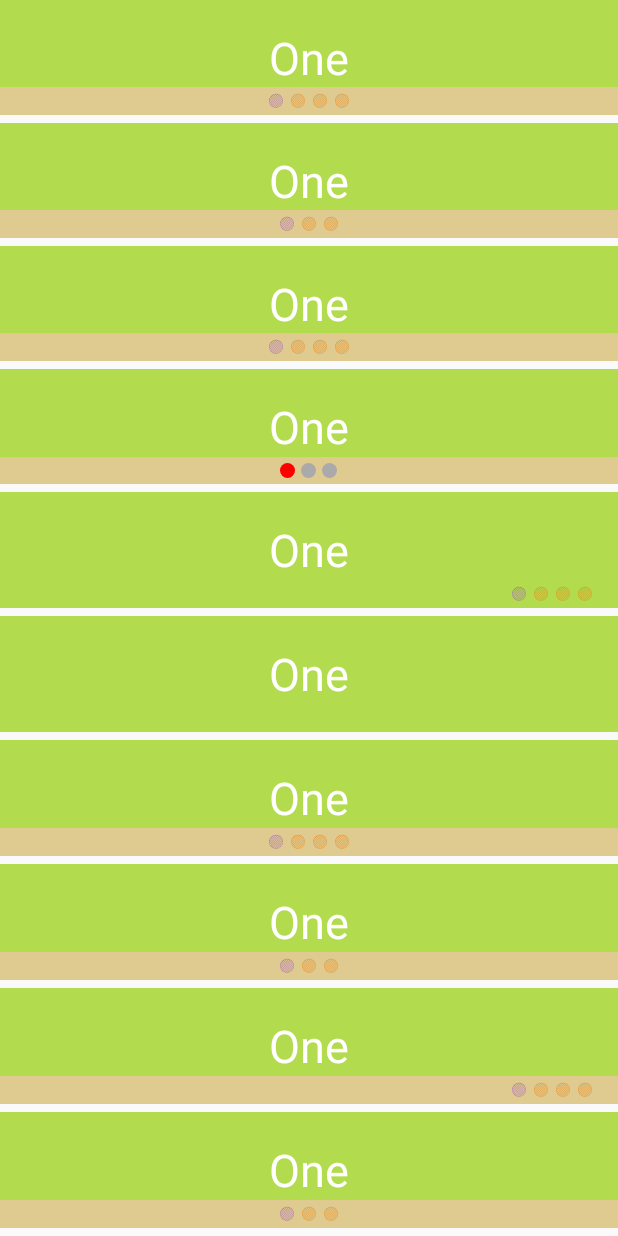
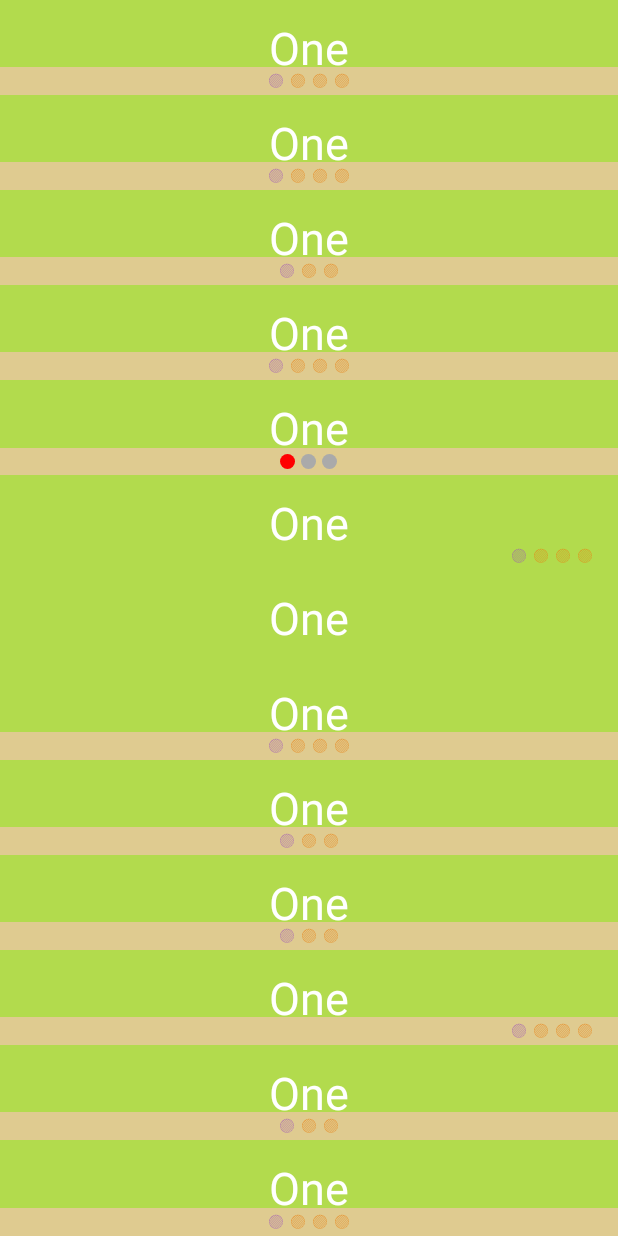
Before and after one commit to bingoogolapple/BGABanner-Android, an Android app: the MainActivity screen opened directly, with no data from a screen before it, on a phone screen of 412 x 824 dp. Run offline under Robolectric (Android 15) with nearby library versions, the phone set to English and light mode, and no system bars; libraries missing offline, so code that uses them is left out: com.nineoldandroids.view; 78 statements that could not run were skipped.

Commit message:
add zoom、depth、default

```diff
--- a/demo/src/main/java/cn/bingoogolapple/bgabanner/demo/ui/activity/MainActivity.java
+++ b/demo/src/main/java/cn/bingoogolapple/bgabanner/demo/ui/activity/MainActivity.java
@@ -17,6 +17,7 @@ public class MainActivity extends FragmentActivity {
         super.onCreate(savedInstanceState);
         setContentView(R.layout.activity_main);
 
+        ((BGABanner) findViewById(R.id.banner_main_default)).setViewPagerViews(getFourDatas());
         ((BGABanner) findViewById(R.id.banner_main_cube)).setViewPagerViews(getFourDatas());
         ((BGABanner) findViewById(R.id.banner_main_accordion)).setViewPagerViews(getThreeDatas());
         ((BGABanner) findViewById(R.id.banner_main_flip)).setViewPagerViews(getFourDatas());
@@ -24,9 +25,11 @@ public class MainActivity extends FragmentActivity {
         ((BGABanner) findViewById(R.id.banner_main_alpha)).setViewPagerViews(getFourDatas());
         ((BGABanner) findViewById(R.id.banner_main_zoomFade)).setViewPagerViews(getThreeDatas());
         ((BGABanner) findViewById(R.id.banner_main_fade)).setViewPagerViews(getFourDatas());
+        ((BGABanner) findViewById(R.id.banner_main_zoomCenter)).setViewPagerViews(getThreeDatas());
         ((BGABanner) findViewById(R.id.banner_main_zoom)).setViewPagerViews(getThreeDatas());
         ((BGABanner) findViewById(R.id.banner_main_stack)).setViewPagerViews(getFourDatas());
         ((BGABanner) findViewById(R.id.banner_main_zoomStack)).setViewPagerViews(getThreeDatas());
+        ((BGABanner) findViewById(R.id.banner_main_depth)).setViewPagerViews(getFourDatas());
     }
 
     private List<View> getThreeDatas() {
--- a/demo/src/main/java/cn/bingoogolapple/bgabanner/demo/ui/activity/SplashActivity.java
+++ b/demo/src/main/java/cn/bingoogolapple/bgabanner/demo/ui/activity/SplashActivity.java
@@ -12,6 +12,7 @@ import java.util.List;
 
 import cn.bingoogolapple.bgabanner.BGABanner;
 import cn.bingoogolapple.bgabanner.demo.R;
+import cn.bingoogolapple.bgabanner.transformer.RotatePageTransformer;
 
 public class SplashActivity extends FragmentActivity {
 
@@ -22,7 +23,8 @@ public class SplashActivity extends FragmentActivity {
         BGABanner banner = (BGABanner)findViewById(R.id.banner_splash_pager);
 
         // 用Java代码方式设置切换动画
-        banner.setTransitionEffect(BGABanner.TransitionEffect.Stack);
+//        banner.setTransitionEffect(BGABanner.TransitionEffect.Rotate);
+        banner.setPageTransformer(new RotatePageTransformer());
         banner.setPageChangeDuration(1000);
 
         List<View> views = new ArrayList<>();
--- a/demo/src/main/res/layout/activity_main.xml
+++ b/demo/src/main/res/layout/activity_main.xml
@@ -1,6 +1,11 @@
 <LinearLayout xmlns:android="http://schemas.android.com/apk/res/android"
     xmlns:app="http://schemas.android.com/apk/res-auto"
     style="@style/MatchMatch.Vertical">
+
+    <cn.bingoogolapple.bgabanner.BGABanner
+        android:id="@+id/banner_main_default"
+        style="@style/BannerCommon.Main"
+        app:banner_transitionEffect="defaultEffect" />
 
     <cn.bingoogolapple.bgabanner.BGABanner
         android:id="@+id/banner_main_cube"
@@ -44,6 +49,11 @@
         app:banner_transitionEffect="fade" />
 
     <cn.bingoogolapple.bgabanner.BGABanner
+        android:id="@+id/banner_main_zoomCenter"
+        style="@style/BannerCommon.Main"
+        app:banner_transitionEffect="zoomCenter" />
+
+    <cn.bingoogolapple.bgabanner.BGABanner
         android:id="@+id/banner_main_zoom"
         style="@style/BannerCommon.Main"
         app:banner_transitionEffect="zoom" />
@@ -58,4 +68,9 @@
         android:id="@+id/banner_main_zoomStack"
         style="@style/BannerCommon.Main"
         app:banner_transitionEffect="zoomStack" />
+
+    <cn.bingoogolapple.bgabanner.BGABanner
+        android:id="@+id/banner_main_depth"
+        style="@style/BannerCommon.Main"
+        app:banner_transitionEffect="depth" />
 </LinearLayout>
--- a/demo/src/main/res/values/styles.xml
+++ b/demo/src/main/res/values/styles.xml
@@ -1,6 +1,6 @@
 <resources>
 
-    <style name="AppTheme" parent="Theme.AppCompat.Light.NoActionBar">
+    <style name="AppTheme" parent="@android:style/Theme.Light.NoTitleBar.Fullscreen">
     </style>
 
     <!-- 自定义属性在styles.xml中不需要命名空间,直接用属性名就可以了 -->
@@ -39,7 +39,6 @@
         <item name="android:layout_width">match_parent</item>
         <item name="android:layout_weight">1</item>
         <item name="android:layout_height">0dp</item>
-        <item name="android:layout_marginBottom">5dp</item>
 
         <!-- 开启自动轮播 -->
         <item name="banner_pointAutoPlayAble">true</item>
--- a/library/src/main/java/cn/bingoogolapple/bgabanner/BGABanner.java
+++ b/library/src/main/java/cn/bingoogolapple/bgabanner/BGABanner.java
@@ -23,10 +23,13 @@ import java.util.List;
 import cn.bingoogolapple.bgabanner.transformer.AccordionPageTransformer;
 import cn.bingoogolapple.bgabanner.transformer.AlphaPageTransformer;
 import cn.bingoogolapple.bgabanner.transformer.CubePageTransformer;
+import cn.bingoogolapple.bgabanner.transformer.DefaultPageTransformer;
+import cn.bingoogolapple.bgabanner.transformer.DepthPageTransformer;
 import cn.bingoogolapple.bgabanner.transformer.FadePageTransformer;
 import cn.bingoogolapple.bgabanner.transformer.FlipPageTransformer;
 import cn.bingoogolapple.bgabanner.transformer.RotatePageTransformer;
 import cn.bingoogolapple.bgabanner.transformer.StackPageTransformer;
+import cn.bingoogolapple.bgabanner.transformer.ZoomCenterPageTransformer;
 import cn.bingoogolapple.bgabanner.transformer.ZoomFadePageTransformer;
 import cn.bingoogolapple.bgabanner.transformer.ZoomPageTransformer;
 import cn.bingoogolapple.bgabanner.transformer.ZoomStackPageTransformer;
@@ -286,6 +289,9 @@ public class BGABanner extends RelativeLayout {
      */
     public void setTransitionEffect(TransitionEffect effect) {
         switch (effect) {
+            case Default:
+                mViewPager.setPageTransformer(true, new DefaultPageTransformer());
+                break;
             case Alpha:
                 mViewPager.setPageTransformer(true, new AlphaPageTransformer());
                 break;
@@ -307,14 +313,20 @@ public class BGABanner extends RelativeLayout {
             case Fade:
                 mViewPager.setPageTransformer(true, new FadePageTransformer());
                 break;
-            case Zoom:
-                mViewPager.setPageTransformer(true, new ZoomPageTransformer());
+            case ZoomCenter:
+                mViewPager.setPageTransformer(true, new ZoomCenterPageTransformer());
                 break;
             case ZoomStack:
                 mViewPager.setPageTransformer(true, new ZoomStackPageTransformer());
                 break;
             case Stack:
                 mViewPager.setPageTransformer(true, new StackPageTransformer());
+                break;
+            case Depth:
+                mViewPager.setPageTransformer(true, new DepthPageTransformer());
+                break;
+            case Zoom:
+                mViewPager.setPageTransformer(true, new ZoomPageTransformer());
                 break;
             default:
                 break;
@@ -382,6 +394,7 @@ public class BGABanner extends RelativeLayout {
     }
 
     public enum TransitionEffect {
+        Default,
         Alpha,
         Rotate,
         Cube,
@@ -389,9 +402,11 @@ public class BGABanner extends RelativeLayout {
         Accordion,
         ZoomFade,
         Fade,
-        Zoom,
+        ZoomCenter,
         ZoomStack,
-        Stack
+        Stack,
+        Depth,
+        Zoom
     }
 
     public static int dp2px(Context context, float dpValue) {
--- /dev/null
+++ b/library/src/main/java/cn/bingoogolapple/bgabanner/transformer/DefaultPageTransformer.java
@@ -0,0 +1,24 @@
+package cn.bingoogolapple.bgabanner.transformer;
+
+import android.view.View;
+
+/**
+ * 作者:王浩 邮件:bingoogolapple@gmail.com
+ * 创建时间:15/6/19 上午8:41
+ * 描述:
+ */
+public class DefaultPageTransformer extends BGAPageTransformer {
+
+    @Override
+    public void handleInvisiblePage(View view, float position) {
+    }
+
+    @Override
+    public void handleLeftPage(View view, float position) {
+    }
+
+    @Override
+    public void handleRightPage(View view, float position) {
+    }
+
+}
--- a/library/src/main/java/cn/bingoogolapple/bgabanner/transformer/ZoomPageTransformer.java
+++ b/library/src/main/java/cn/bingoogolapple/bgabanner/transformer/ZoomPageTransformer.java
@@ -10,41 +10,53 @@ import com.nineoldandroids.view.ViewHelper;
  * 描述:
  */
 public class ZoomPageTransformer extends BGAPageTransformer {
+    private float mMinScale = 0.85f;
+    private float mMinAlpha = 0.65f;
+
+    public ZoomPageTransformer() {
+    }
+
+    public ZoomPageTransformer(float minAlpha, float minScale) {
+        setMinAlpha(minAlpha);
+        setMinScale(minScale);
+    }
 
     @Override
     public void handleInvisiblePage(View view, float position) {
+        ViewHelper.setAlpha(view, 0);
     }
 
     @Override
     public void handleLeftPage(View view, float position) {
-        ViewHelper.setTranslationX(view, -view.getWidth() * position);
-
-        ViewHelper.setPivotX(view, view.getWidth() * 0.5f);
-        ViewHelper.setPivotY(view, view.getHeight() * 0.5f);
-        ViewHelper.setScaleX(view, 1 + position);
-        ViewHelper.setScaleY(view, 1 + position);
-
-        if (position < -0.95f) {
-            ViewHelper.setAlpha(view, 0);
-        } else {
-            ViewHelper.setAlpha(view, 1);
-        }
+        float scale = Math.max(mMinScale, 1 + position);
+        float vertMargin = view.getHeight() * (1 - scale) / 2;
+        float horzMargin = view.getWidth() * (1 - scale) / 2;
+        ViewHelper.setTranslationX(view, horzMargin - vertMargin / 2);
+        ViewHelper.setScaleX(view, scale);
+        ViewHelper.setScaleY(view, scale);
+        ViewHelper.setAlpha(view, mMinAlpha + (scale - mMinScale) / (1 - mMinScale) * (1 - mMinAlpha));
     }
 
     @Override
     public void handleRightPage(View view, float position) {
-        ViewHelper.setTranslationX(view, -view.getWidth() * position);
+        float scale = Math.max(mMinScale, 1 - position);
+        float vertMargin = view.getHeight() * (1 - scale) / 2;
+        float horzMargin = view.getWidth() * (1 - scale) / 2;
+        ViewHelper.setTranslationX(view, -horzMargin + vertMargin / 2);
+        ViewHelper.setScaleX(view, scale);
+        ViewHelper.setScaleY(view, scale);
+        ViewHelper.setAlpha(view, mMinAlpha + (scale - mMinScale) / (1 - mMinScale) * (1 - mMinAlpha));
+    }
 
-        ViewHelper.setPivotX(view, view.getWidth() * 0.5f);
-        ViewHelper.setPivotY(view, view.getHeight() * 0.5f);
-        ViewHelper.setScaleX(view, 1 - position);
-        ViewHelper.setScaleY(view, 1 - position);
-
-        if (position > 0.95f) {
-            ViewHelper.setAlpha(view, 0);
-        } else {
-            ViewHelper.setAlpha(view, 1);
+    public void setMinAlpha(float minAlpha) {
+        if (minAlpha >= 0.6f && minAlpha <= 1.0f) {
+            mMinAlpha = minAlpha;
         }
     }
 
+    public void setMinScale(float minScale) {
+        if (minScale >= 0.6f && minScale <= 1.0f) {
+            mMinScale = minScale;
+        }
+    }
 }
```
Also changed, not shown: library/src/main/java/cn/bingoogolapple/bgabanner/transformer/DepthPageTransformer.java (added, +50 -0 lines), library/src/main/java/cn/bingoogolapple/bgabanner/transformer/ZoomCenterPageTransformer.java (added, +50 -0 lines), library/src/main/res/values/attrs.xml (+13 -10 lines).
